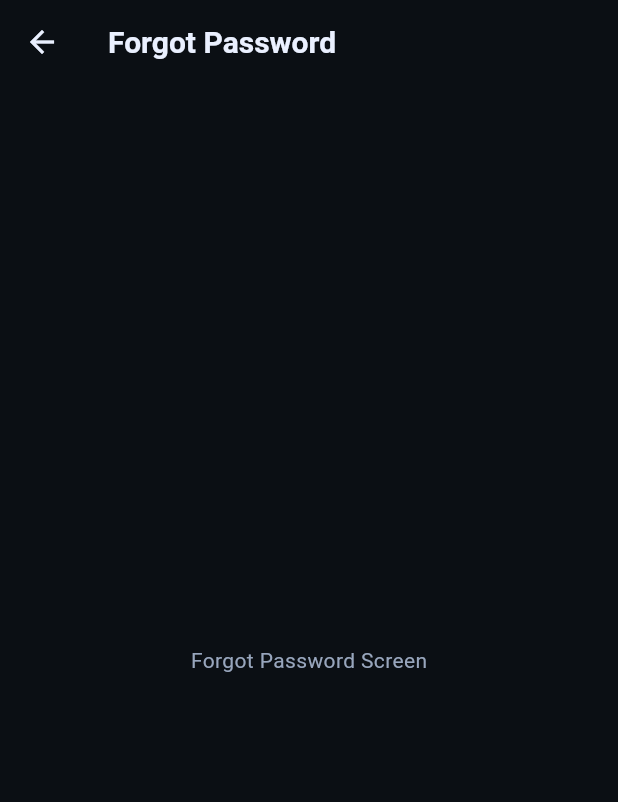
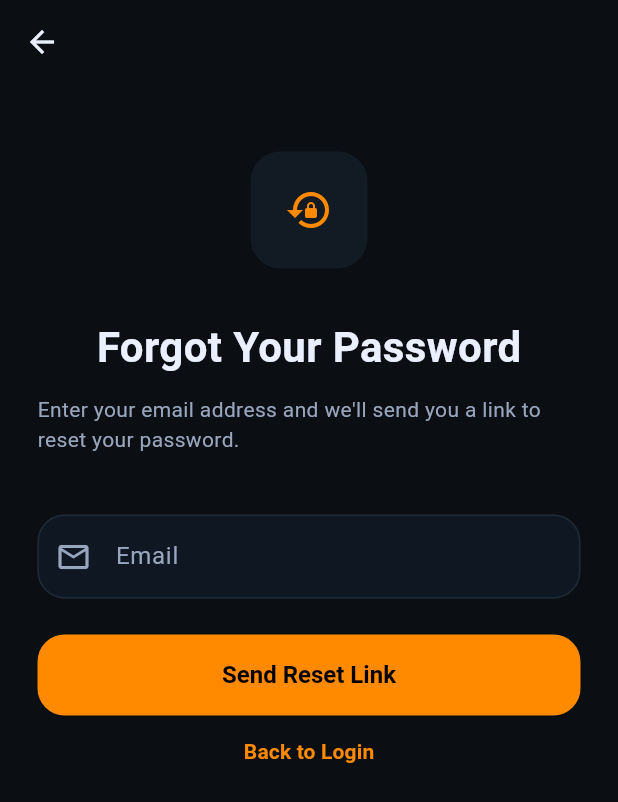
Before and after one commit to IB3W/Cinemate, a Flutter app: the ForgotPasswordScreen screen opened by its route, on a phone screen of 412 x 824 dp. Shown: the top 802 px of the screen. Run offline on Flutter 3.47's test engine with Material 3 defaults, Android fonts, the phone set to English and light mode, and no system bars; our stand-ins replace firebase_auth, firebase_core, google_sign_in; accounts and stored records are empty.

Commit message:
Finalize forgot password and verify email screens

```diff
--- a/lib/features/auth/screens/forgot_password_screen.dart
+++ b/lib/features/auth/screens/forgot_password_screen.dart
@@ -1,13 +1,148 @@
 import 'package:flutter/material.dart';
+import 'package:provider/provider.dart';
+import '../../../providers/auth_provider.dart';
+import '../../../core/widgets/custom_text_field.dart';
+import '../../../core/widgets/loading_button.dart';
+import '../../../core/theme/app_theme.dart';
 
-class ForgotPasswordScreen extends StatelessWidget {
+class ForgotPasswordScreen extends StatefulWidget {
   const ForgotPasswordScreen({super.key});
 
   @override
+  State<ForgotPasswordScreen> createState() => _ForgotPasswordScreenState();
+}
+
+class _ForgotPasswordScreenState extends State<ForgotPasswordScreen> {
+  final TextEditingController _emailController = TextEditingController();
+  final _formKey = GlobalKey<FormState>();
+
+  @override
+  void dispose() {
+    _emailController.dispose();
+    super.dispose();
+  }
+
+  //send reset link
+  Future<void> _sendResetLink() async {
+    if (!_formKey.currentState!.validate()) return;
+
+    final authProvider = Provider.of<AuthProvider>(context, listen: false);
+    final success = await authProvider.resetPassword(_emailController.text);
+
+    if (mounted) {
+      if (success) {
+        ScaffoldMessenger.of(context).showSnackBar(
+          const SnackBar(
+            content: Text('Password reset link sent to your email'),
+            backgroundColor: Colors.green,
+          ),
+        );
+        Navigator.pop(context);
+      } else {
+        ScaffoldMessenger.of(context).showSnackBar(
+          SnackBar(
+            content: Text(
+              authProvider.errorMessage ?? 'Failed to send reset link',
+            ),
+            backgroundColor: Colors.red,
+          ),
+        );
+      }
+    }
+  }
+
+  @override
   Widget build(BuildContext context) {
+    final authProvider = Provider.of<AuthProvider>(context);
     return Scaffold(
-      appBar: AppBar(title: const Text('Forgot Password')),
-      body: const Center(child: Text('Forgot Password Screen')),
+      appBar: AppBar(),
+      body: SafeArea(
+        child: SingleChildScrollView(
+          padding: const EdgeInsets.all(25),
+          child: Form(
+            key: _formKey,
+            child: Column(
+              crossAxisAlignment: CrossAxisAlignment.stretch,
+              mainAxisAlignment: MainAxisAlignment.center,
+              children: [
+                SizedBox(height: 20),
+                Center(
+                  child: Container(
+                    width: 78,
+                    height: 78,
+                    decoration: BoxDecoration(
+                      color: AppTheme.cardColor,
+                      borderRadius: BorderRadius.circular(20),
+                    ),
+                    child: Icon(
+                      Icons.lock_reset,
+                      size: 32,
+                      color: AppTheme.primary,
+                    ),
+                  ),
+                ),
+                SizedBox(height: 32),
+
+                Center(
+                  child: Text(
+                    "Forgot Your Password",
+                    style: TextStyle(
+                      color: AppTheme.textPrimary,
+                      fontSize: 28,
+                      fontWeight: FontWeight.bold,
+                    ),
+                  ),
+                ),
+                SizedBox(height: 12),
+
+                Center(
+                  child: Text(
+                    'Enter your email address and we\'ll send you a link to reset your password.',
+                    style: TextStyle(color: AppTheme.textSecondary, fontSize: 14),
+                  ),
+                ),
+                SizedBox(height: 40),
+
+                CustomTextField(
+                  controller: _emailController,
+                  hintText: 'Email',
+                  prefixIcon: Icons.email_outlined,
+                  keyboardType: TextInputType.emailAddress,
+                  validator: (value) {
+                    if (value == null || value.isEmpty) {
+                      return 'Please enter your email';
+                    }
+                    if (!value.contains('@')) {
+                      return 'Please enter a valid email';
+                    }
+                    return null;
+                  },
+                ),
+
+                SizedBox(height: 24),
+                //loading button to reset link button
+                LoadingButton(
+                  isLoading: authProvider.isLoading,
+                  onPressed: _sendResetLink,
+                  text: 'Send Reset Link',
+                ),
+                Center (
+                  child: TextButton(
+                    onPressed: () => Navigator.pop(context),
+                    child: Text('Back to Login',
+                    style: TextStyle(
+                      color: AppTheme.primary,
+                      fontSize: 14,
+                      fontWeight: FontWeight.bold,
+                    ),),
+                  ),
+                ),
+
+              ],
+            ),
+          ),
+        ),
+      ),
     );
   }
 }
```
Also changed, not shown: lib/features/auth/screens/verify_email_screen.dart (+8 -6 lines).
